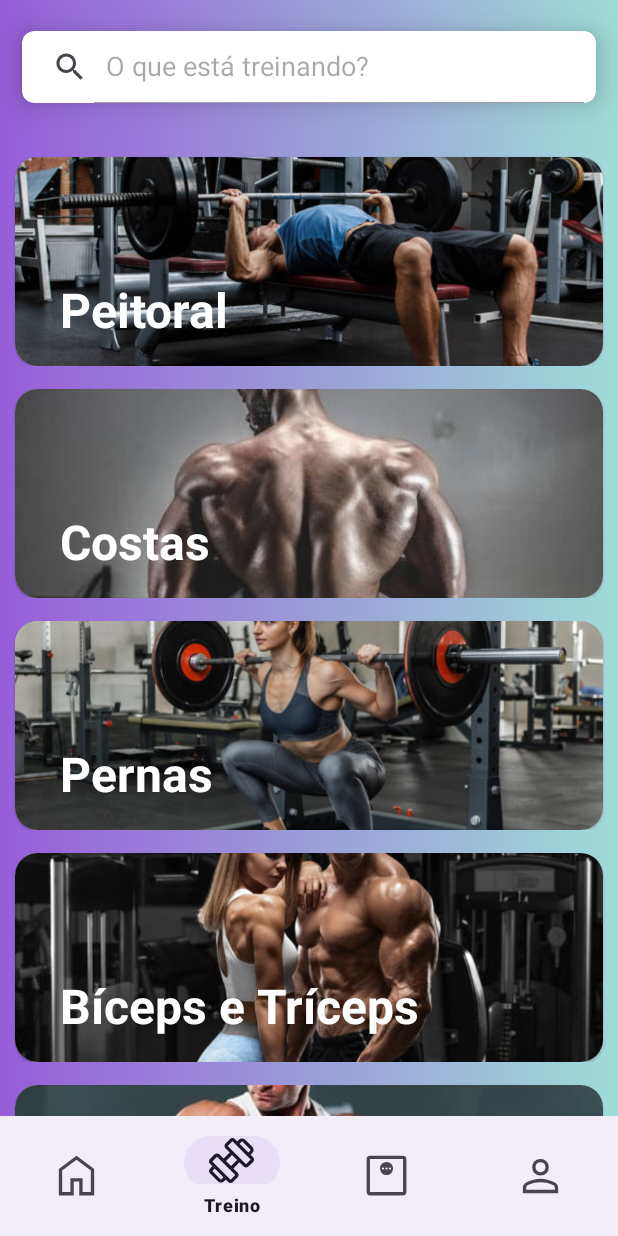
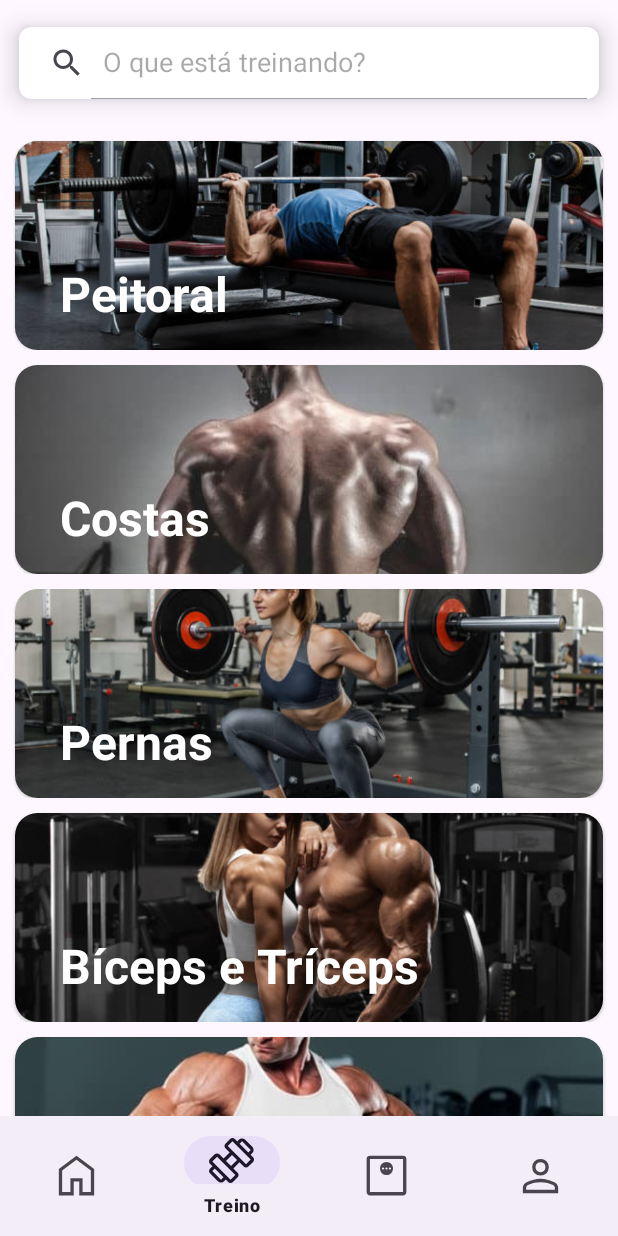
Before and after one commit to rodrigofelixf/nao-reveze, an Android app: the TreinoFragment screen opened through its navigation route, on a phone screen of 412 x 824 dp. Run offline under Robolectric (Android 15) with nearby library versions, the phone set to English and light mode, and no system bars; our stand-ins replace navigation-ui; libraries missing offline, so code that uses them is left out: com.github.mikephil.charting.

Commit message:
update finals

```diff
--- a/app/src/main/res/layout/fragment_peitoral.xml
+++ b/app/src/main/res/layout/fragment_peitoral.xml
@@ -25,6 +25,7 @@
         android:layout_marginTop="28dp"
         android:layout_marginEnd="15dp"
         android:text="Peitoral"
+        android:textStyle="bold"
         android:textSize="16sp"
         app:layout_constraintEnd_toEndOf="parent"
         app:layout_constraintStart_toStartOf="parent"
--- a/app/src/main/res/layout/fragment_treino.xml
+++ b/app/src/main/res/layout/fragment_treino.xml
@@ -2,7 +2,6 @@
 <androidx.core.widget.NestedScrollView xmlns:android="http://schemas.android.com/apk/res/android"
     xmlns:app="http://schemas.android.com/apk/res-auto"
     xmlns:tools="http://schemas.android.com/tools"
-    android:background="@drawable/background_gradient_roxo"
     android:layout_width="match_parent"
     android:layout_height="match_parent">
 
@@ -17,7 +16,6 @@
             android:layout_height="wrap_content"
             android:text="@string/nenhum_resultado_encontrado"
             android:textSize="22sp"
-            android:textColor="@color/white"
             app:layout_constraintEnd_toEndOf="parent"
             app:layout_constraintStart_toStartOf="parent"
             app:layout_constraintTop_toBottomOf="@id/search_cardView_treino"
@@ -29,7 +27,7 @@
             android:layout_width="0dp"
             android:layout_height="wrap_content"
             app:cardCornerRadius="8dp"
-            app:cardElevation="12dp"
+            app:cardElevation="10dp"
             app:cardUseCompatPadding="true"
             app:layout_constraintBottom_toTopOf="@id/recyclerViewMusculos"
             app:layout_constraintEnd_toEndOf="parent"
--- a/app/src/main/res/layout/musculo_item.xml
+++ b/app/src/main/res/layout/musculo_item.xml
@@ -10,7 +10,7 @@
         android:layout_width="match_parent"
         android:layout_height="match_parent"
         android:layout_marginHorizontal="10dp"
-        android:layout_marginTop="15dp"
+        android:layout_marginTop="10dp"
         app:cardCornerRadius="15dp"
         app:layout_constraintBottom_toBottomOf="parent"
         app:layout_constraintEnd_toEndOf="parent"
```
